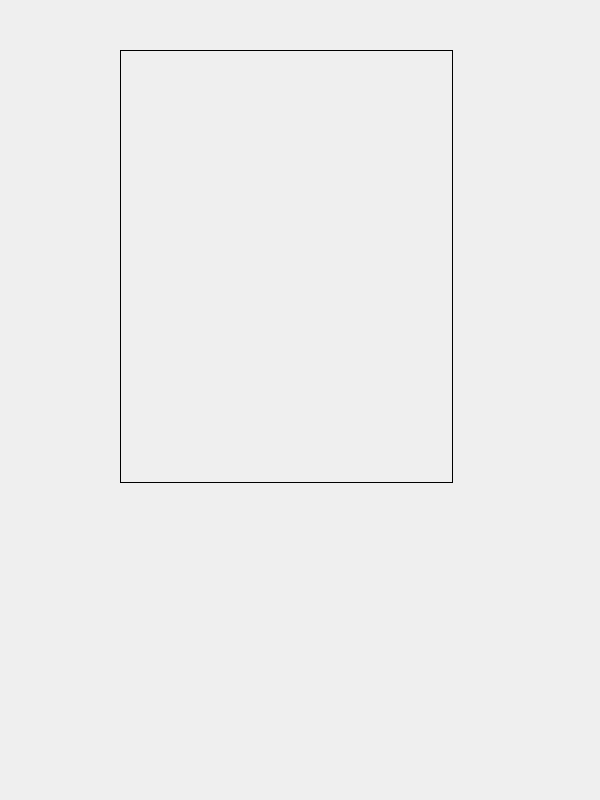
Above: gui/mainwindow.ui from bitterfly/tamagotchi before the change. Below: the same form after it.
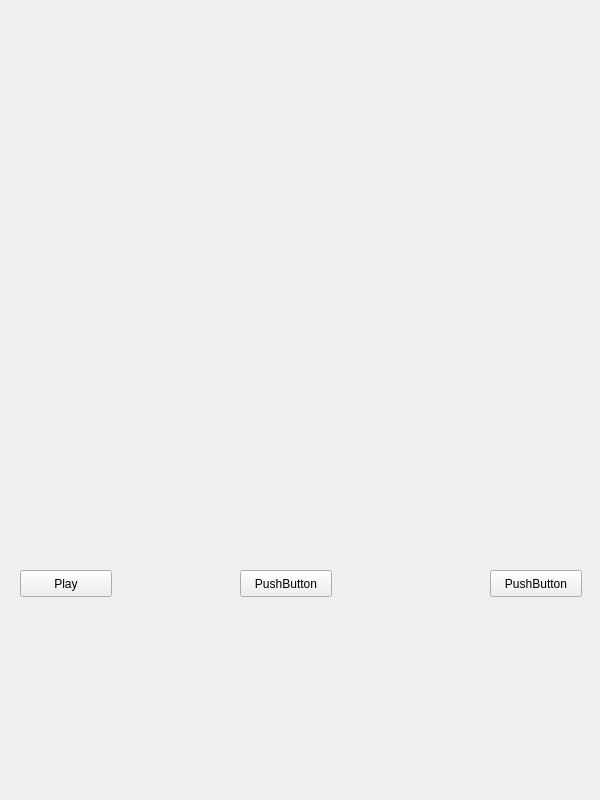
That is the form after the change. Custom widgets are drawn as their Qt base class.

Patch:
```diff
--- a/gui/mainwindow.ui
+++ b/gui/mainwindow.ui
@@ -13,38 +13,66 @@
   <property name="windowTitle">
    <string>MainWindow</string>
   </property>
-  <widget class="QWidget" name="centralwidget">
-   <widget class="QLabel" name="animal">
+  <widget class="QWidget" name="frame_widget">
+   <widget class="QPushButton" name="play">
     <property name="geometry">
      <rect>
-      <x>120</x>
-      <y>50</y>
-      <width>333</width>
-      <height>433</height>
+      <x>20</x>
+      <y>570</y>
+      <width>92</width>
+      <height>27</height>
      </rect>
     </property>
-    <property name="frameShape">
-     <enum>QFrame::Box</enum>
+    <property name="text">
+     <string>Play</string>
     </property>
+   </widget>
+   <widget class="QPushButton" name="bla1">
+    <property name="geometry">
+     <rect>
+      <x>240</x>
+      <y>570</y>
+      <width>92</width>
+      <height>27</height>
+     </rect>
+    </property>
     <property name="text">
-     <string/>
+     <string>PushButton</string>
     </property>
    </widget>
-   <widget class="QLabel" name="poo">
+   <widget class="QPushButton" name="bla2">
     <property name="geometry">
      <rect>
-      <x>130</x>
-      <y>390</y>
-      <width>81</width>
-      <height>91</height>
+      <x>490</x>
+      <y>570</y>
+      <width>92</width>
+      <height>27</height>
      </rect>
     </property>
     <property name="text">
-     <string/>
+     <string>PushButton</string>
+    </property>
+   </widget>
+   <widget class="TamagotchiWidget" name="tamagotchi_widget" native="true">
+    <property name="geometry">
+     <rect>
+      <x>29</x>
+      <y>19</y>
+      <width>531</width>
+      <height>531</height>
+     </rect>
     </property>
    </widget>
   </widget>
  </widget>
+ <customwidgets>
+  <customwidget>
+   <class>TamagotchiWidget</class>
+   <extends>QWidget</extends>
+   <header>tamagotchi_widget</header>
+   <container>1</container>
+  </customwidget>
+ </customwidgets>
  <resources/>
  <connections/>
 </ui>
```
